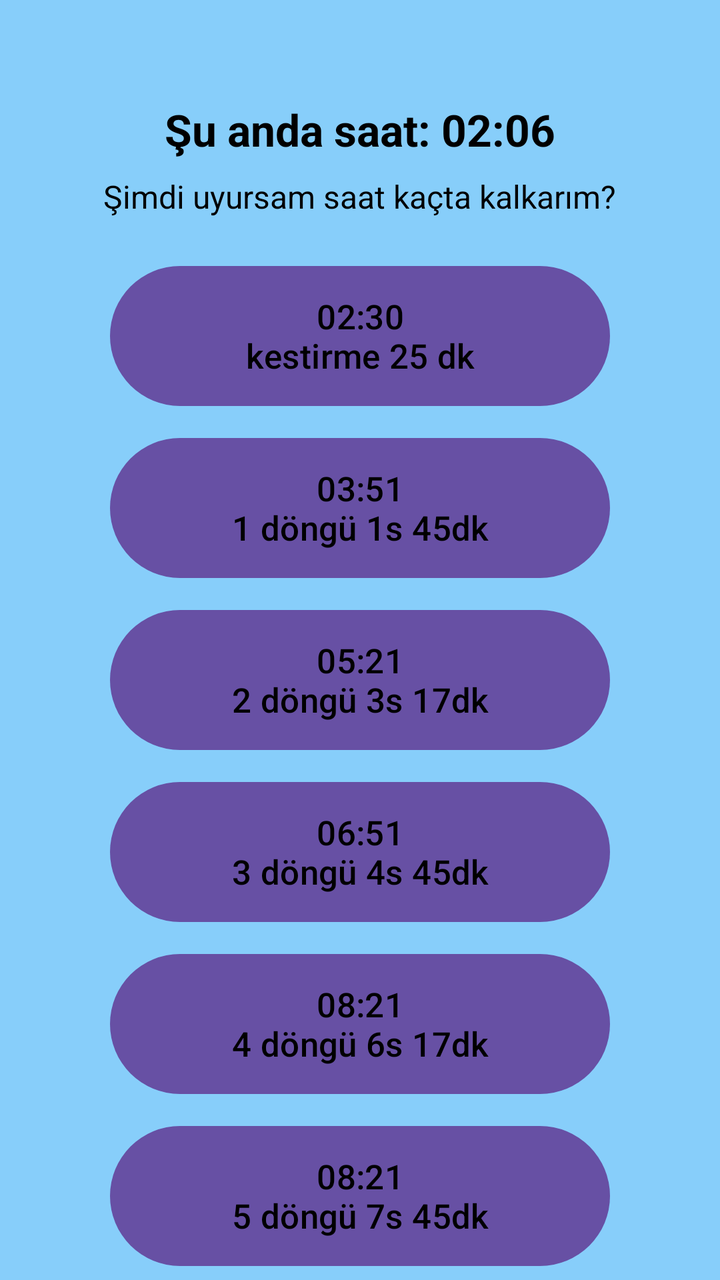
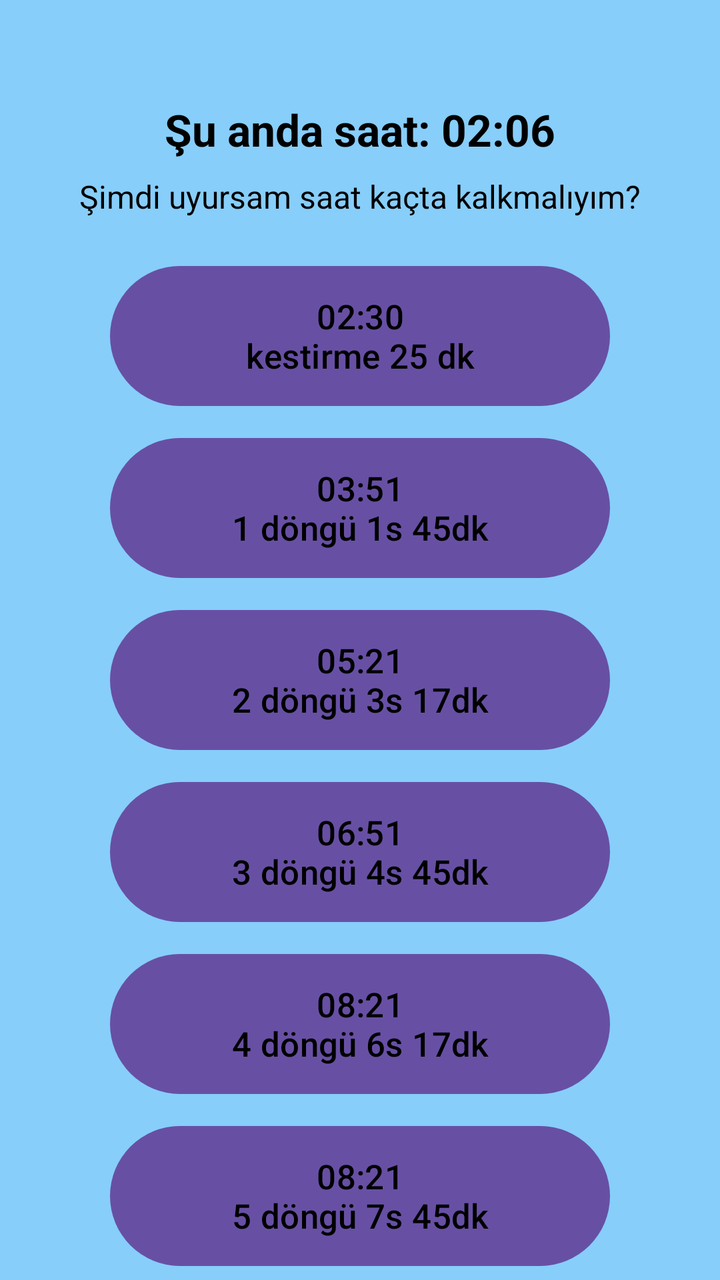

An Android layout rendered at two revisions. The XML below is the earlier revision; the diff shows what the commit changed to produce the second picture.
<!-- AndroidManifest.xml: application theme Theme.SaglikApp -->
<!-- res/layout/activity_sleep.xml -->
<?xml version="1.0" encoding="utf-8"?>
<LinearLayout
    xmlns:android="http://schemas.android.com/apk/res/android"
    android:layout_width="match_parent"
    android:layout_height="match_parent"
    android:orientation="vertical"
    android:gravity="center_horizontal|top"
    android:paddingTop="50dp"
    android:paddingLeft="18dp"
    android:paddingRight="18dp"
    android:background="#87CEFA">


    
    <TextView
        android:id="@+id/textCurrentTime"
        android:layout_width="wrap_content"
        android:layout_height="wrap_content"
        android:text="Şu anda saat: 02:06"
        android:textSize="22sp"
        android:textStyle="bold"
        android:textColor="#000000"
        android:layout_marginBottom="8dp"/>

    
    <TextView
        android:id="@+id/textNowLabel"
        android:layout_width="wrap_content"
        android:layout_height="wrap_content"
        android:text="Şimdi uyursam saat kaçta kalkarım?"
        android:textSize="16sp"
        android:textColor="#000000"
        android:gravity="center_horizontal"
        android:layout_marginBottom="24dp"/>

    
    <Button
        android:id="@+id/btnNap"
        android:layout_width="250dp"
        android:layout_height="70dp"
        android:background="@drawable/round_button"
        android:text="02:30\nkestirme 25 dk"
        android:textColor="#000000"
        android:textSize="17sp"
        android:gravity="center"
        android:layout_marginBottom="16dp"/>

    
    <Button
        android:id="@+id/btnCycle1"
        android:layout_width="250dp"
        android:layout_height="70dp"
        android:background="@drawable/round_button"
        android:text="03:51\n1 döngü 1s 45dk"
        android:textColor="#000000"
        android:textSize="17sp"
        android:gravity="center"
        android:layout_marginBottom="16dp"/>

    <Button
        android:id="@+id/btnCycle2"
        android:layout_width="250dp"
        android:layout_height="70dp"
        android:background="@drawable/round_button"
        android:text="05:21\n2 döngü 3s 17dk"
        android:textColor="#000000"
        android:textSize="17sp"
        android:gravity="center"
        android:layout_marginBottom="16dp"/>

    <Button
        android:id="@+id/btnCycle3"
        android:layout_width="250dp"
        android:layout_height="70dp"
        android:background="@drawable/round_button"
        android:text="06:51\n3 döngü 4s 45dk"
        android:textColor="#000000"
        android:textSize="17sp"
        android:gravity="center"
        android:layout_marginBottom="16dp"/>

    <Button
        android:id="@+id/btnCycle4"
        android:layout_width="250dp"
        android:layout_height="70dp"
        android:background="@drawable/round_button"
        android:text="08:21\n4 döngü 6s 17dk"
        android:textColor="#000000"
        android:textSize="17sp"
        android:gravity="center"
        android:layout_marginBottom="16dp"/>
    <Button
        android:id="@+id/btnCycle5"
        android:layout_width="250dp"
        android:layout_height="70dp"
        android:background="@drawable/round_button"
        android:text="08:21\n5 döngü 7s 45dk"
        android:textColor="#000000"
        android:textSize="17sp"
        android:gravity="center"
        android:layout_marginBottom="16dp"/>
    <Button
        android:id="@+id/btnCycle6"
        android:layout_width="250dp"
        android:layout_height="70dp"
        android:background="@drawable/round_button"
        android:text="08:21\n6 döngü 9s 17dk"
        android:textColor="#000000"
        android:textSize="17sp"
        android:gravity="center"
        android:layout_marginBottom="16dp"/>


</LinearLayout>
<!-- resources referenced by this layout -->
<resources>
  <!-- drawable round_button (drawable) -->
  <selector xmlns:android="http://schemas.android.com/apk/res/android">
  
      
      <item android:state_pressed="true">
          <shape android:shape="rectangle">
              <corners android:radius="50dp" />
              <solid android:color="#4169E1"/> 
          </shape>
      </item>
  
      
      <item>
          <shape android:shape="rectangle">
              <corners android:radius="50dp" />
              <solid android:color="#6495ED"/> 
          </shape>
      </item>
  
  </selector>
  <style name="Theme.SaglikApp" parent="Base.Theme.SaglikApp" />
  <style name="Base.Theme.SaglikApp" parent="Theme.Material3.DayNight.NoActionBar">
          
          <item name="android:windowBackground">@color/app_background</item>
      </style>
  <color name="app_background">#FFC4FE</color>
</resources>

<!-- the commit's change to res/layout/activity_sleep.xml (unified diff, before → after) -->
@@ -27,7 +27,7 @@
         android:id="@+id/textNowLabel"
         android:layout_width="wrap_content"
         android:layout_height="wrap_content"
-        android:text="Şimdi uyursam saat kaçta kalkarım?"
+        android:text="Şimdi uyursam saat kaçta kalkmalıyım?"
         android:textSize="16sp"
         android:textColor="#000000"
         android:gravity="center_horizontal"
